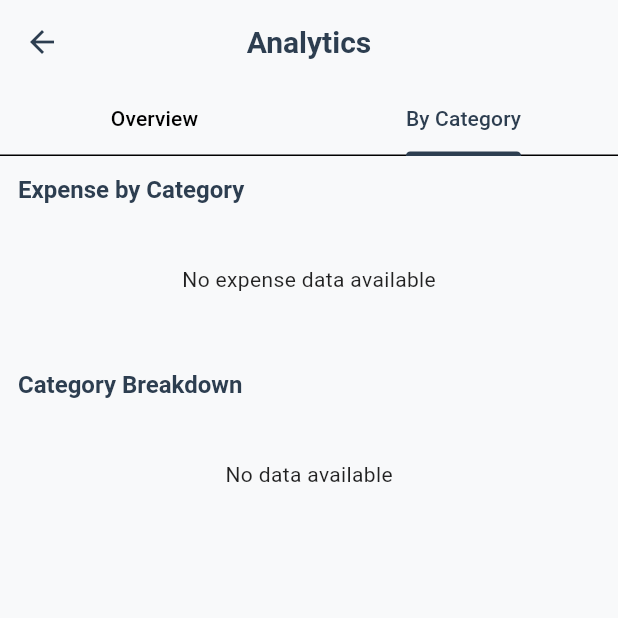
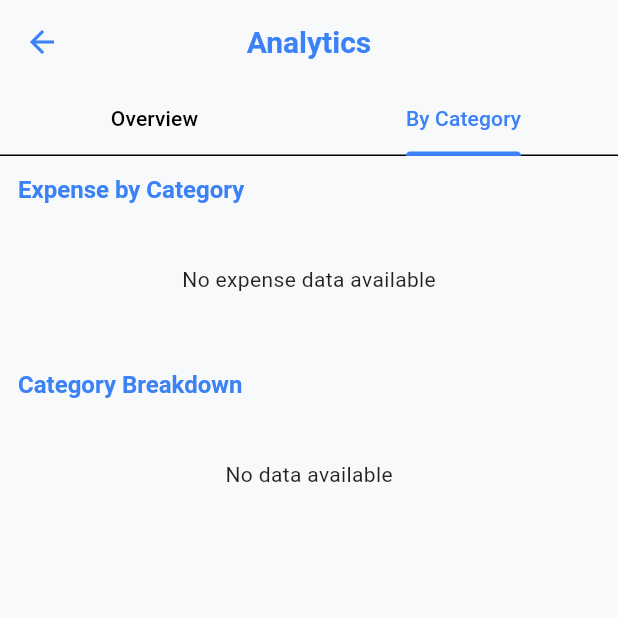
Before and after one commit to shahriasayad/my_expense, a Flutter app: the AnalyticsScreen screen opened directly, tab 2 chosen, on a phone screen of 412 x 824 dp, the top half of it. Run offline on Flutter 3.47's test engine with Material 3 defaults, Android fonts, the phone set to English and light mode, and no system bars; our stand-ins replace csv, fl_chart, get, hive, hive_flutter, share_plus; accounts and stored records are empty; Roboto replaces fonts that are missing (Poppins).

Commit message:
theme color changed

```diff
--- a/lib/screens/analytics_screen.dart
+++ b/lib/screens/analytics_screen.dart
@@ -64,30 +64,7 @@ class _AnalyticsScreenState extends State<AnalyticsScreen>
         crossAxisAlignment: CrossAxisAlignment.start,
         children: [
           // Period Selector - Responsive
-          ResponsiveLayout.isMobile(context)
-              ? Column(
-                  children: [
-                    SizedBox(
-                      width: double.infinity,
-                      child: _buildPeriodButton('Week', 'week'),
-                    ),
-                    SizedBox(
-                      height: ResponsiveLayout.getResponsiveGap(context),
-                    ),
-                    SizedBox(
-                      width: double.infinity,
-                      child: _buildPeriodButton('Month', 'month'),
-                    ),
-                    SizedBox(
-                      height: ResponsiveLayout.getResponsiveGap(context),
-                    ),
-                    SizedBox(
-                      width: double.infinity,
-                      child: _buildPeriodButton('Year', 'year'),
-                    ),
-                  ],
-                )
-              : Row(
+          Row(
             children: [
               Expanded(child: _buildPeriodButton('Week', 'week')),
               SizedBox(width: ResponsiveLayout.getResponsiveGap(context)),
--- a/lib/utils/app_theme.dart
+++ b/lib/utils/app_theme.dart
@@ -1,8 +1,8 @@
 import 'package:flutter/material.dart';
 
 class AppTheme {
-  static const primaryColor = Color(0xFF2D3E50);
-  static const accentColor = Color(0xFF4ECDC4);
+  static const primaryColor = Color(0xFF3B82F6);
+  static const accentColor = Color(0xFF10B981);
   static const successColor = Color(0xFF5CDB95);
   static const errorColor = Color(0xFFFF6B6B);
   static const warningColor = Color(0xFFFFBE0B);
```
Lines whose indentation alone changed are shown as unchanged.
